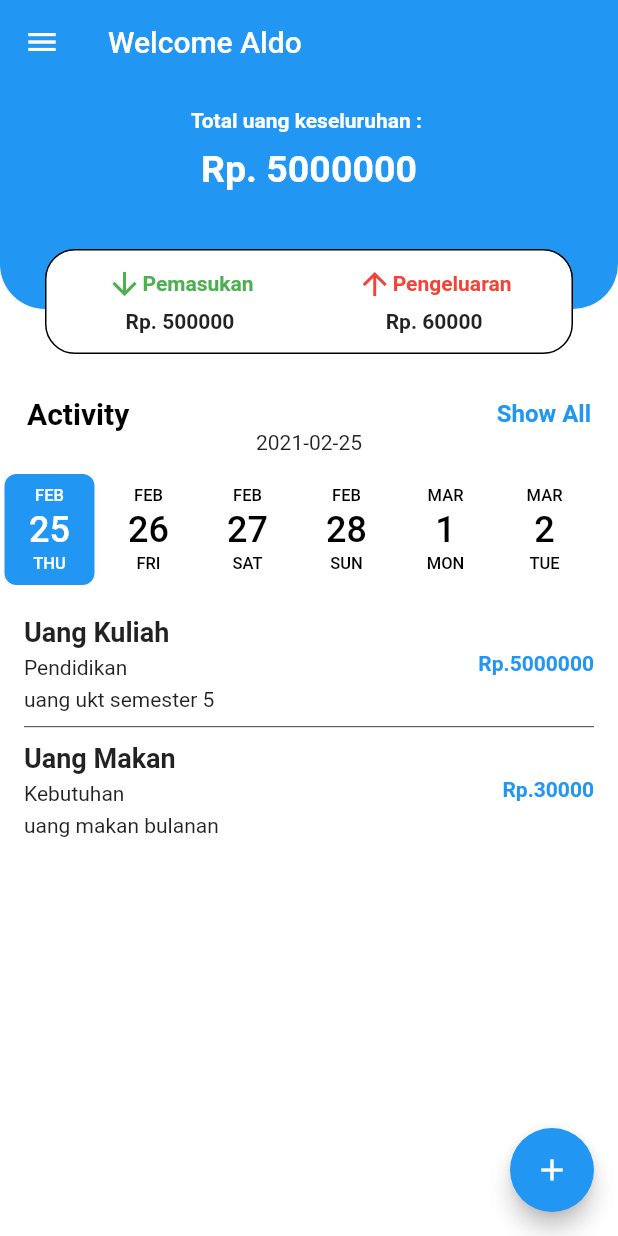
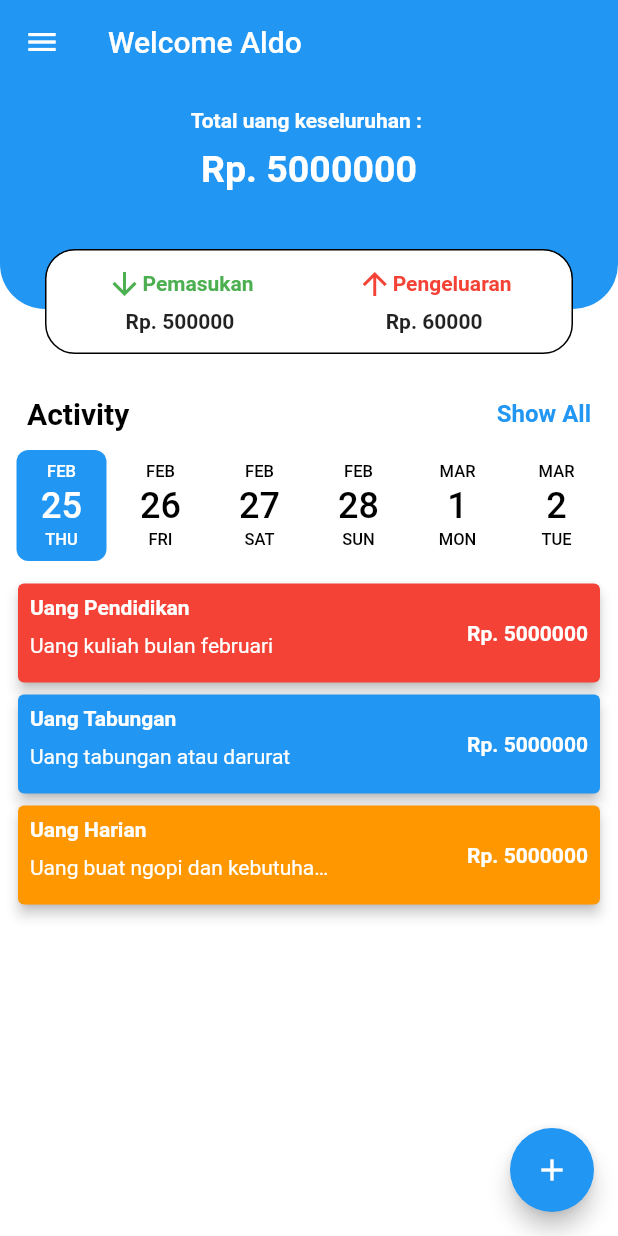
Before and after one commit to AldoReghan/nabungskuy, a Flutter app: the screen it shows after launch, on a phone screen of 412 x 824 dp. Run offline on Flutter 3.47's test engine with Material 2 defaults, Android fonts, the phone set to English and light mode, and no system bars; drawn by our look-alikes of date_picker_timeline; our stand-ins replace fl_chart.

Commit message:
home page already done and add chart

```diff
--- /dev/null
+++ b/lib/components/cardItems.dart
@@ -0,0 +1,44 @@
+import 'package:flutter/material.dart';
+
+Widget cardItems(BuildContext context, String judul, String deskripsi,
+    int nominals, final colors) {
+  String nominal = nominals.toString();
+  return Container(
+      child: Card(
+    color: colors,
+    elevation: 3.5,
+    child: Padding(
+      padding: const EdgeInsets.all(8.0),
+      child: Row(
+        children: [
+          Container(
+            width: MediaQuery.of(context).size.width / 2,
+            height: 50,
+            child: Column(
+              crossAxisAlignment: CrossAxisAlignment.start,
+              children: [
+                Expanded(
+                    child: Text(
+                  judul,
+                  style: TextStyle(
+                      color: Colors.white, fontWeight: FontWeight.bold),
+                )),
+                Expanded(
+                    child: Text(
+                  deskripsi,
+                  overflow: TextOverflow.ellipsis,
+                  softWrap: true,
+                  style: TextStyle(color: Colors.white),
+                )),
+              ],
+            ),
+          ),
+          Spacer(),
+          Text('Rp. ' + nominal,
+              style:
+                  TextStyle(color: Colors.white, fontWeight: FontWeight.bold))
+        ],
+      ),
+    ),
+  ));
+}
--- a/lib/components/drawer.dart
+++ b/lib/components/drawer.dart
@@ -5,7 +5,7 @@ Widget drawer(BuildContext context) {
     child: Column(
       children: [
         Container(
-          color: Colors.red,
+          color: Colors.blue,
           width: MediaQuery.of(context).size.width,
           child: DrawerHeader(
             child: Icon(Icons.home),
--- a/lib/components/stackHeaderList.dart
+++ b/lib/components/stackHeaderList.dart
@@ -1,5 +1,5 @@
 import 'package:flutter/material.dart';
-import 'package:nabungskuy/components/cardItem.dart';
+import 'package:nabungskuy/components/cardInOut.dart';
 
 Widget stackHeaderList(BuildContext context, int nominals) {
   String nominal = nominals.toString();
--- a/lib/page/home.dart
+++ b/lib/page/home.dart
@@ -1,9 +1,11 @@
 import 'package:flutter/material.dart';
 import 'package:date_picker_timeline/date_picker_timeline.dart';
 import 'package:intl/intl.dart';
-import 'package:nabungskuy/components/cardList.dart';
+import 'package:nabungskuy/components/cardItems.dart';
+// import 'package:nabungskuy/components/cardList.dart';
 import 'package:nabungskuy/components/drawer.dart';
 import 'package:nabungskuy/components/stackHeaderList.dart';
+import 'package:nabungskuy/page/show_all.dart';
 
 class MyApp extends StatelessWidget {
   @override
@@ -55,20 +57,26 @@ class _HomePageState extends State<HomePage> {
                           fontSize: 20),
                     ),
                     Spacer(),
-                    Text(
-                      "Show All",
-                      style: TextStyle(
-                          color: Colors.blue,
-                          fontWeight: FontWeight.bold,
-                          fontSize: 16),
+                    GestureDetector(
+                      onTap: () {
+                        Navigator.push(context,
+                            MaterialPageRoute(builder: (context) => ShowAll()));
+                      },
+                      child: Text(
+                        "Show All",
+                        style: TextStyle(
+                            color: Colors.blue,
+                            fontWeight: FontWeight.bold,
+                            fontSize: 16),
+                      ),
                     )
                   ],
                 ),
               ),
             ),
-            Text('${myFormat.format(_selectedValue)}'),
+            // Text('${myFormat.format(_selectedValue)}'),
             Padding(
-              padding: const EdgeInsets.only(top: 10.0, bottom: 8),
+              padding: const EdgeInsets.only(left: 8, top: 10.0, bottom: 8),
               child: Container(
                 child: DatePicker(
                   DateTime.now(),
@@ -78,9 +86,7 @@ class _HomePageState extends State<HomePage> {
                   initialSelectedDate: DateTime.now(),
                   selectionColor: Colors.blue,
                   selectedTextColor: Colors.white,
-                  inactiveDates: [
-                    DateTime.now().add(Duration(days: -1))
-                  ],
+                  inactiveDates: [DateTime.now().add(Duration(days: -1))],
                   onDateChange: (date) {
                     // New date selected
                     setState(() {
@@ -91,21 +97,20 @@ class _HomePageState extends State<HomePage> {
               ),
             ),
             Padding(
-              padding: const EdgeInsets.only(left: 16.0, right: 16.0),
+              padding: const EdgeInsets.only(left: 8.0, right: 8.0),
               child: Container(
-                height: 300,
+                height: MediaQuery.of(context).size.height / 2,
                 child: ListView(
                   children: [
-                    cardList('Uang Kuliah','Pendidikan','uang ukt semester 5',5000000),
-                    SizedBox(
-                      height: 10,
+                    GestureDetector(
+                      onTap: () => {print('yuhuu')},
+                      child: cardItems(context, 'Uang Pendidikan',
+                          'Uang kuliah bulan februari', 5000000, Colors.red),
                     ),
-                    Divider(
-                      color: Colors.black,
-                      height: 1,
-                      thickness: 0.5,
-                    ),
-                    cardList('Uang Makan','Kebutuhan','uang makan bulanan',30000)
+                    cardItems(context, 'Uang Tabungan',
+                        'Uang tabungan atau darurat', 5000000, Colors.blue),
+                    cardItems(context, 'Uang Harian',
+                        'Uang buat ngopi dan kebutuhan pokok lainnya', 5000000, Colors.orange),
                   ],
                 ),
               ),
--- a/pubspec.yaml
+++ b/pubspec.yaml
@@ -31,6 +31,8 @@ dependencies:
   date_picker_timeline: ^1.2.1
   date_format: ^1.0.9
   sqflite: ^1.3.0
+  pie_chart: ^4.0.1
+  fl_chart: ^0.12.3
 
 dev_dependencies:
   flutter_test:
```
Also changed, not shown: lib/components/chart/indicator.dart (added, +41 -0 lines), lib/components/chart/showingSection.dart (added, +59 -0 lines), lib/page/show_all.dart (+72 -0 lines), lib/components/cardInOut.dart (renamed from lib/components/cardItem.dart), lib/page/detail_dialog.dart (added), pubspec.lock, 6 other files.
